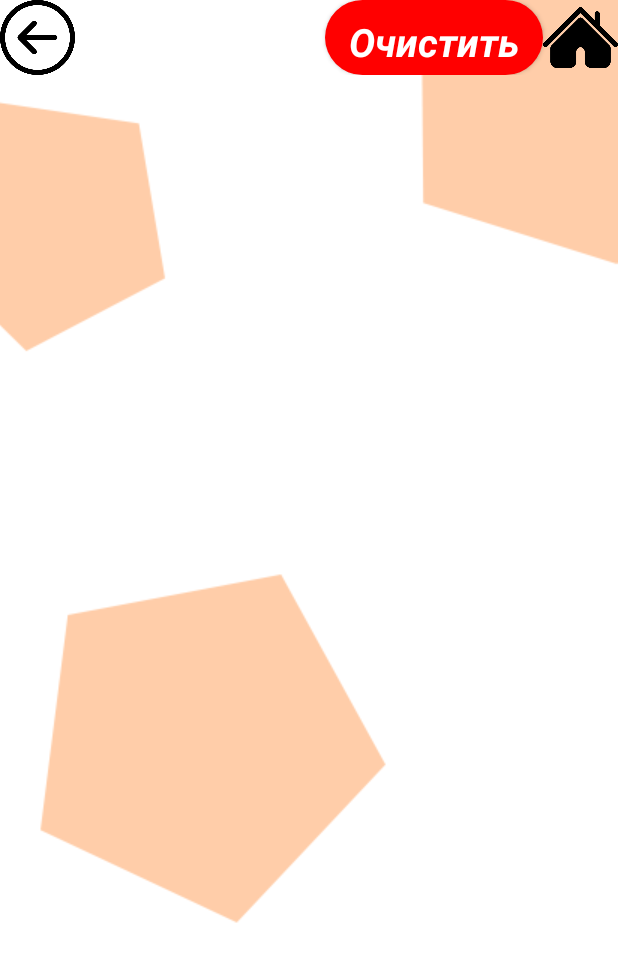
After one commit to DanielSychev/Final_Exam, an Android app: the LastResults screen opened directly, with no data from a screen before it, on a phone screen of 412 x 824 dp. The commit adds this screen. Shown: the top 962 px of the screen. Run offline under Robolectric (Android 15) with nearby library versions, the phone set to English and light mode, and no system bars; our stand-ins replace Firebase (no records; nobody signed in at launch, a user with empty details on screens opened directly); 2 statements that could not run were skipped.

Commit message:
Final_Exam

```diff
--- /dev/null
+++ b/app/src/main/java/com/example/final_exam/DBHelper.java
@@ -0,0 +1,35 @@
+package com.example.final_exam;
+
+import android.content.Context;
+import android.database.sqlite.SQLiteDatabase;
+import android.database.sqlite.SQLiteOpenHelper;
+
+import androidx.annotation.Nullable;
+
+public class DBHelper extends SQLiteOpenHelper {
+
+    public static final int DATABASE_VERSION=1;
+    public static final String DATABASE_NAME="MyDatabase";
+
+    public static final String KEY_ID="_id";
+    public static final String BALLS="balls";
+    public static final String SUBJECT="subject";
+    public static final String DATE="date";
+
+    public DBHelper(@Nullable Context context) {
+        super(context, DATABASE_NAME, null, DATABASE_VERSION);
+    }
+
+    @Override
+    public void onCreate(SQLiteDatabase db) {
+        db.execSQL("create table " + DATABASE_NAME + "(" + KEY_ID + "integer primary key," + BALLS + " integer," + SUBJECT + " text," + DATE + " text" + ")");
+
+    }
+
+    @Override
+    public void onUpgrade(SQLiteDatabase db, int oldVersion, int newVersion) {
+        db.execSQL("drop table if exists " + DATABASE_NAME);
+
+        onCreate(db);
+    }
+}
--- /dev/null
+++ b/app/src/main/java/com/example/final_exam/LastResults.java
@@ -0,0 +1,136 @@
+package com.example.final_exam;
+
+import androidx.annotation.NonNull;
+import androidx.annotation.Nullable;
+import androidx.appcompat.app.AppCompatActivity;
+
+import android.content.ContentValues;
+import android.content.Context;
+import android.content.Intent;
+import android.database.Cursor;
+import android.database.sqlite.SQLiteDatabase;
+import android.os.Bundle;
+import android.view.LayoutInflater;
+import android.view.View;
+import android.view.ViewGroup;
+import android.widget.ArrayAdapter;
+import android.widget.Button;
+import android.widget.ImageButton;
+import android.widget.ListView;
+import android.widget.TextView;
+
+import java.util.ArrayList;
+import java.util.List;
+
+public class LastResults extends AppCompatActivity implements View.OnClickListener{
+    DBHelper dbHelper;
+    TextView textView;
+    ListView listView;
+    ArrayList <DatabaseClass> arrayList;
+    ImageButton home, back;
+    Button clear;
+    LastResultsAdapter adapter;
+    int num;
+    String sub;
+    SQLiteDatabase database;
+
+    @Override
+    protected void onCreate(Bundle savedInstanceState) {
+        super.onCreate(savedInstanceState);
+        setContentView(R.layout.activity_last_results);
+        String sub = getIntent().getStringExtra("subject");
+        dbHelper=new DBHelper(this);
+        database=dbHelper.getWritableDatabase();
+        //ContentValues contentValues = new ContentValues();
+        arrayList=new ArrayList<>();
+        Cursor cursor=database.query(DBHelper.DATABASE_NAME, null, "subject = ?", new String[]{sub}, null, null, null);
+        if(cursor.moveToFirst()){
+            int index=cursor.getColumnIndex(DBHelper.KEY_ID);
+            int ballsIndex=cursor.getColumnIndex(DBHelper.BALLS);
+            int subjectIndex=cursor.getColumnIndex(DBHelper.SUBJECT);
+            int dateIndex=cursor.getColumnIndex(DBHelper.DATE);
+
+            do{
+                DatabaseClass temp=new DatabaseClass("", -1, "");
+                temp.balls=cursor.getInt(ballsIndex);
+                temp.subject=cursor.getString(subjectIndex);
+                temp.date=cursor.getString(dateIndex);
+                if(temp.subject.equals("inf")){
+                    temp.subject="Информатика";
+                    num=10;
+                }
+                else {
+                    temp.subject="Физика";
+                    num=20;
+                }
+                arrayList.add(temp);
+                //textView.setText(Integer.toString(cursor.getInt(ballsIndex)));
+            }while(cursor.moveToNext());
+            cursor.close();
+        }
+
+        listView=findViewById(R.id.listView);
+        adapter=new LastResultsAdapter(this, arrayList);
+        listView.setAdapter(adapter);
+
+        home=findViewById(R.id.home);
+        back=findViewById(R.id.go_back);
+        clear=findViewById(R.id.clear);
+        home.setOnClickListener(this);
+        back.setOnClickListener(this);
+        clear.setOnClickListener(this);
+    }
+
+    @Override
+    public void onClick(View v) {
+
+        switch (v.getId()){
+            case R.id.home:
+                Intent i=new Intent(LastResults.this, MainActivity.class);
+                startActivity(i);
+            break;
+            case R.id.go_back:
+                finish();
+            break;
+            case R.id.clear:
+                database.delete(DBHelper.DATABASE_NAME, "subject = ?", new String[]{sub});
+                adapter.clear();
+            break;
+        }
+    }
+
+    private class DatabaseClass{
+        String date;
+        int balls;
+        String subject;
+
+        public DatabaseClass(String date, int balls, String subject) {
+            this.date = date;
+            this.balls = balls;
+            this.subject = subject;
+        }
+    }
+
+    private class LastResultsAdapter extends ArrayAdapter<DatabaseClass> {
+
+        public LastResultsAdapter(@NonNull Context context, @NonNull List<DatabaseClass> objects) {
+            super(context, R.layout.last_results_adapter, objects);
+        }
+
+        @NonNull
+        @Override
+        public View getView(int position, @Nullable View convertView, @NonNull ViewGroup parent) {
+            if(convertView == null){
+                convertView = LayoutInflater.from(getContext()).inflate(R.layout.last_results_adapter, null);
+            }
+
+            TextView ballov=convertView.findViewById(R.id.balls);
+            TextView date=convertView.findViewById(R.id.date);
+            TextView subject=convertView.findViewById(R.id.s);
+            ballov.setText(Integer.toString(arrayList.get(position).balls) + " баллов из " + Integer.toString(num));
+            date.setText(arrayList.get(position).date);
+            subject.setText(arrayList.get(position).subject);
+            return convertView;
+        }
+    }
+}
--- /dev/null
+++ b/app/src/main/res/layout/activity_last_results.xml
@@ -0,0 +1,49 @@
+<?xml version="1.0" encoding="utf-8"?>
+<LinearLayout xmlns:android="http://schemas.android.com/apk/res/android"
+    xmlns:app="http://schemas.android.com/apk/res-auto"
+    xmlns:tools="http://schemas.android.com/tools"
+    android:layout_width="match_parent"
+    android:layout_height="match_parent"
+    tools:context=".LastResults"
+    android:orientation="vertical"
+    android:background="@drawable/bitmap">
+    <RelativeLayout
+        android:layout_width="match_parent"
+        android:layout_height="wrap_content">
+        <ImageButton
+            android:background="@android:color/transparent"
+            android:scaleType="fitCenter"
+            android:adjustViewBounds="true"
+            android:layout_width="50dp"
+            android:layout_height="50dp"
+            android:id="@+id/go_back"
+            android:src="@drawable/go_back"
+            android:layout_alignParentLeft="true"
+            />
+        <ImageButton
+            android:id="@+id/home"
+            android:layout_width="50dp"
+            android:layout_height="50dp"
+            android:adjustViewBounds="true"
+            android:background="@android:color/transparent"
+            android:scaleType="fitCenter"
+            android:src="@drawable/home"
+            android:layout_alignParentRight="true"/>
+
+        <Button
+            android:id="@+id/clear"
+            style="@style/ButtonStyle"
+            android:layout_width="wrap_content"
+            android:layout_height="50dp"
+            android:text="Очистить"
+            android:layout_toLeftOf="@id/home"
+            android:textSize="26dp"
+            />
+
+    </RelativeLayout>
+    <ListView
+        android:layout_width="match_parent"
+        android:layout_height="wrap_content"
+        android:id="@+id/listView"
+        />
+</LinearLayout>
```
Also changed, not shown: app/src/main/AndroidManifest.xml (+7 -4 lines), app/src/main/java/com/example/final_exam/Generate.java (+7 -2 lines), app/src/main/java/com/example/final_exam/MyAdapter.java (+21 -0 lines), app/src/main/res/layout/activity_generate.xml (+32 -17 lines), app/src/main/res/layout/last_results_adapter.xml (added, +35 -0 lines), app/src/main/res/drawable-v24/probnoe_oge.png (added), app/src/main/res/drawable-v24/prosmotr_zadaniy.png (added).
